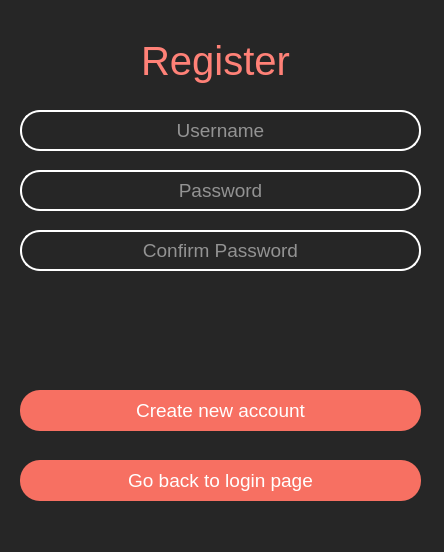
The window that registerpage.ui (Pawlis123/projekt-front) describes before a commit, drawn with Qt 5.
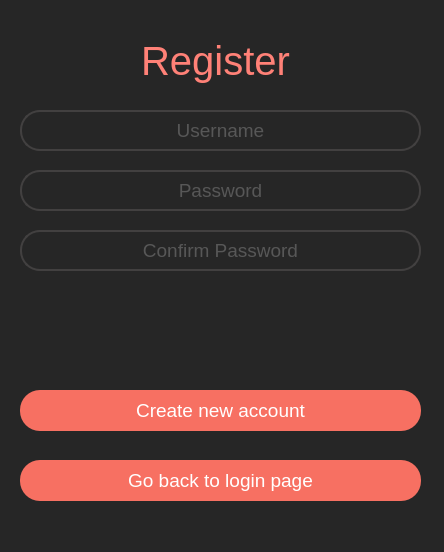
The same window after the commit.

Patch:
```diff
--- a/registerpage.ui
+++ b/registerpage.ui
@@ -54,9 +54,9 @@
    </property>
    <property name="styleSheet">
     <string notr="true">border-radius: 20px;
-border: 2px solid white;
+border: 2px solid rgb(66, 64, 64);
 font-size:14pt;
-color: rgb(255, 255, 255);
+color: 	rgb(136,136,136);
 text-align: center;
 </string>
    </property>
@@ -78,9 +78,9 @@
    </property>
    <property name="styleSheet">
     <string notr="true">border-radius: 20px;
-border: 2px solid white;
+border: 2px solid rgb(66, 64, 64);
 font-size:14pt;
-color: rgb(255, 255, 255);
+color: 	rgb(136,136,136);
 text-align: center;
 </string>
    </property>
@@ -148,9 +148,9 @@
    </property>
    <property name="styleSheet">
     <string notr="true">border-radius: 20px;
-border: 2px solid white;
+border: 2px solid rgb(66, 64, 64);
 font-size:14pt;
-color: rgb(255, 255, 255);
+color: 	rgb(136,136,136);
 text-align: center;
 </string>
    </property>
```
